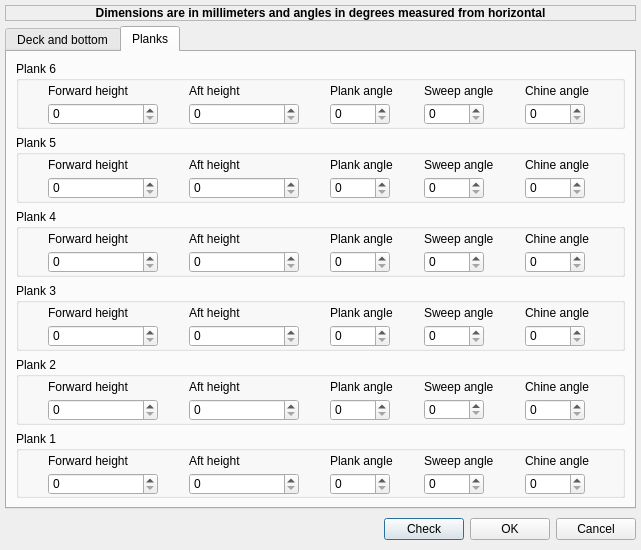
This is src/formhulldefbase.ui in sailcut/sailcut as Qt 5 draws it before an edit. The edited form follows.
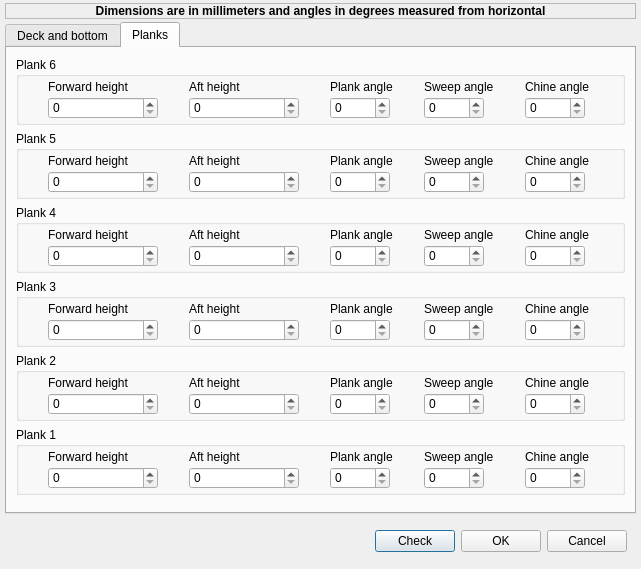
This is the edited form. The open tabs and pages were chosen to show the change.

Commit message: touch up windows

```diff
--- a/src/formhulldefbase.ui
+++ b/src/formhulldefbase.ui
@@ -7,33 +7,45 @@
     <x>0</x>
     <y>0</y>
     <width>641</width>
-    <height>550</height>
+    <height>569</height>
    </rect>
   </property>
   <property name="minimumSize" >
    <size>
     <width>640</width>
-    <height>550</height>
+    <height>555</height>
    </size>
   </property>
   <property name="windowTitle" >
    <string>Dialog</string>
   </property>
   <layout class="QGridLayout" >
-   <property name="margin" >
+   <property name="leftMargin" >
     <number>5</number>
    </property>
-   <property name="spacing" >
+   <property name="topMargin" >
+    <number>3</number>
+   </property>
+   <property name="rightMargin" >
     <number>5</number>
    </property>
+   <property name="bottomMargin" >
+    <number>3</number>
+   </property>
+   <property name="horizontalSpacing" >
+    <number>5</number>
+   </property>
+   <property name="verticalSpacing" >
+    <number>3</number>
+   </property>
    <item row="2" column="0" >
     <layout class="QHBoxLayout" >
-     <property name="margin" >
-      <number>-1</number>
-     </property>
      <property name="spacing" >
       <number>6</number>
      </property>
+     <property name="margin" >
+      <number>9</number>
+     </property>
      <item>
       <spacer>
        <property name="orientation" >
@@ -935,12 +947,15 @@
           <string>Plank 6</string>
          </property>
          <layout class="QGridLayout" >
-          <property name="margin" >
-           <number>3</number>
-          </property>
-          <property name="spacing" >
+          <property name="horizontalSpacing" >
            <number>5</number>
           </property>
+          <property name="verticalSpacing" >
+           <number>3</number>
+          </property>
+          <property name="margin" >
+           <number>3</number>
+          </property>
           <item row="0" column="4" >
            <widget class="QLabel" name="label_50" >
             <property name="text" >
@@ -979,9 +994,7 @@
           <item row="1" column="0" >
            <widget class="QSpinBox" name="spinBox_1_26" >
             <property name="sizePolicy" >
-             <sizepolicy>
-              <hsizetype>0</hsizetype>
-              <vsizetype>0</vsizetype>
+             <sizepolicy vsizetype="Fixed" hsizetype="Fixed" >
               <horstretch>0</horstretch>
               <verstretch>0</verstretch>
              </sizepolicy>
@@ -1000,9 +1013,7 @@
           <item row="1" column="4" >
            <widget class="QSpinBox" name="spinBox_1_27" >
             <property name="sizePolicy" >
-             <sizepolicy>
-              <hsizetype>0</hsizetype>
-              <vsizetype>0</vsizetype>
+             <sizepolicy vsizetype="Fixed" hsizetype="Fixed" >
               <horstretch>0</horstretch>
               <verstretch>0</verstretch>
              </sizepolicy>
@@ -1018,9 +1029,7 @@
           <item row="1" column="3" >
            <widget class="QSpinBox" name="spinBox_1_28" >
             <property name="sizePolicy" >
-             <sizepolicy>
-              <hsizetype>0</hsizetype>
-              <vsizetype>0</vsizetype>
+             <sizepolicy vsizetype="Fixed" hsizetype="Fixed" >
               <horstretch>0</horstretch>
               <verstretch>0</verstretch>
              </sizepolicy>
@@ -1036,9 +1045,7 @@
           <item row="1" column="2" >
            <widget class="QSpinBox" name="spinBox_1_29" >
             <property name="sizePolicy" >
-             <sizepolicy>
-              <hsizetype>0</hsizetype>
-              <vsizetype>0</vsizetype>
+             <sizepolicy vsizetype="Fixed" hsizetype="Fixed" >
               <horstretch>0</horstretch>
               <verstretch>0</verstretch>
              </sizepolicy>
@@ -1054,9 +1061,7 @@
           <item row="1" column="1" >
            <widget class="QSpinBox" name="spinBox_1_30" >
             <property name="sizePolicy" >
-             <sizepolicy>
-              <hsizetype>0</hsizetype>
-              <vsizetype>0</vsizetype>
+             <sizepolicy vsizetype="Fixed" hsizetype="Fixed" >
               <horstretch>0</horstretch>
               <verstretch>0</verstretch>
              </sizepolicy>
@@ -1078,12 +1083,15 @@
           <string>Plank 5</string>
          </property>
          <layout class="QGridLayout" >
-          <property name="margin" >
-           <number>3</number>
-          </property>
-          <property name="spacing" >
+          <property name="horizontalSpacing" >
            <number>5</number>
           </property>
+          <property name="verticalSpacing" >
+           <number>3</number>
+          </property>
+          <property name="margin" >
+           <number>3</number>
+          </property>
           <item row="0" column="4" >
            <widget class="QLabel" name="label_45" >
             <property name="text" >
@@ -1122,9 +1130,7 @@
           <item row="1" column="0" >
            <widget class="QSpinBox" name="spinBox_1_21" >
             <property name="sizePolicy" >
-             <sizepolicy>
-              <hsizetype>0</hsizetype>
-              <vsizetype>0</vsizetype>
+             <sizepolicy vsizetype="Fixed" hsizetype="Fixed" >
               <horstretch>0</horstretch>
               <verstretch>0</verstretch>
              </sizepolicy>
@@ -1143,9 +1149,7 @@
           <item row="1" column="4" >
            <widget class="QSpinBox" name="spinBox_1_22" >
             <property name="sizePolicy" >
-             <sizepolicy>
-              <hsizetype>0</hsizetype>
-              <vsizetype>0</vsizetype>
+             <sizepolicy vsizetype="Fixed" hsizetype="Fixed" >
               <horstretch>0</horstretch>
               <verstretch>0</verstretch>
              </sizepolicy>
@@ -1161,9 +1165,7 @@
           <item row="1" column="3" >
            <widget class="QSpinBox" name="spinBox_1_23" >
             <property name="sizePolicy" >
-             <sizepolicy>
-              <hsizetype>0</hsizetype>
-              <vsizetype>0</vsizetype>
+             <sizepolicy vsizetype="Fixed" hsizetype="Fixed" >
               <horstretch>0</horstretch>
               <verstretch>0</verstretch>
              </sizepolicy>
@@ -1179,9 +1181,7 @@
           <item row="1" column="2" >
            <widget class="QSpinBox" name="spinBox_1_24" >
             <property name="sizePolicy" >
-             <sizepolicy>
-              <hsizetype>0</hsizetype>
-              <vsizetype>0</vsizetype>
+             <sizepolicy vsizetype="Fixed" hsizetype="Fixed" >
               <horstretch>0</horstretch>
               <verstretch>0</verstretch>
              </sizepolicy>
@@ -1197,9 +1197,7 @@
           <item row="1" column="1" >
            <widget class="QSpinBox" name="spinBox_1_25" >
             <property name="sizePolicy" >
-             <sizepolicy>
-              <hsizetype>0</hsizetype>
-              <vsizetype>0</vsizetype>
+             <sizepolicy vsizetype="Fixed" hsizetype="Fixed" >
               <horstretch>0</horstretch>
               <verstretch>0</verstretch>
              </sizepolicy>
@@ -1221,12 +1219,15 @@
           <string>Plank 4</string>
          </property>
          <layout class="QGridLayout" >
-          <property name="margin" >
-           <number>3</number>
-          </property>
-          <property name="spacing" >
+          <property name="horizontalSpacing" >
            <number>5</number>
           </property>
+          <property name="verticalSpacing" >
+           <number>3</number>
+          </property>
+          <property name="margin" >
+           <number>3</number>
+          </property>
           <item row="0" column="4" >
            <widget class="QLabel" name="label_40" >
             <property name="text" >
@@ -1265,9 +1266,7 @@
           <item row="1" column="0" >
            <widget class="QSpinBox" name="spinBox_1_16" >
             <property name="sizePolicy" >
-             <sizepolicy>
-              <hsizetype>0</hsizetype>
-              <vsizetype>0</vsizetype>
+             <sizepolicy vsizetype="Fixed" hsizetype="Fixed" >
               <horstretch>0</horstretch>
               <verstretch>0</verstretch>
              </sizepolicy>
@@ -1286,9 +1285,7 @@
           <item row="1" column="4" >
            <widget class="QSpinBox" name="spinBox_1_17" >
             <property name="sizePolicy" >
-             <sizepolicy>
-              <hsizetype>0</hsizetype>
-              <vsizetype>0</vsizetype>
+             <sizepolicy vsizetype="Fixed" hsizetype="Fixed" >
               <horstretch>0</horstretch>
               <verstretch>0</verstretch>
              </sizepolicy>
@@ -1304,9 +1301,7 @@
           <item row="1" column="3" >
            <widget class="QSpinBox" name="spinBox_1_18" >
             <property name="sizePolicy" >
-             <sizepolicy>
-              <hsizetype>0</hsizetype>
-              <vsizetype>0</vsizetype>
+             <sizepolicy vsizetype="Fixed" hsizetype="Fixed" >
               <horstretch>0</horstretch>
               <verstretch>0</verstretch>
              </sizepolicy>
@@ -1322,9 +1317,7 @@
           <item row="1" column="2" >
            <widget class="QSpinBox" name="spinBox_1_19" >
             <property name="sizePolicy" >
-             <sizepolicy>
-              <hsizetype>0</hsizetype>
-              <vsizetype>0</vsizetype>
+             <sizepolicy vsizetype="Fixed" hsizetype="Fixed" >
               <horstretch>0</horstretch>
               <verstretch>0</verstretch>
              </sizepolicy>
@@ -1340,9 +1333,7 @@
           <item row="1" column="1" >
            <widget class="QSpinBox" name="spinBox_1_20" >
             <property name="sizePolicy" >
-             <sizepolicy>
-              <hsizetype>0</hsizetype>
-              <vsizetype>0</vsizetype>
+             <sizepolicy vsizetype="Fixed" hsizetype="Fixed" >
               <horstretch>0</horstretch>
               <verstretch>0</verstretch>
              </sizepolicy>
@@ -1364,12 +1355,15 @@
           <string>Plank 3</string>
          </property>
          <layout class="QGridLayout" >
-          <property name="margin" >
-           <number>3</number>
-          </property>
-          <property name="spacing" >
+          <property name="horizontalSpacing" >
            <number>5</number>
           </property>
+          <property name="verticalSpacing" >
+           <number>3</number>
+          </property>
+          <property name="margin" >
+           <number>3</number>
+          </property>
           <item row="0" column="4" >
            <widget class="QLabel" name="label_35" >
             <property name="text" >
@@ -1408,9 +1402,7 @@
           <item row="1" column="0" >
            <widget class="QSpinBox" name="spinBox_1_11" >
             <property name="sizePolicy" >
-             <sizepolicy>
-              <hsizetype>0</hsizetype>
-              <vsizetype>0</vsizetype>
+             <sizepolicy vsizetype="Fixed" hsizetype="Fixed" >
               <horstretch>0</horstretch>
               <verstretch>0</verstretch>
              </sizepolicy>
@@ -1429,9 +1421,7 @@
           <item row="1" column="4" >
            <widget class="QSpinBox" name="spinBox_1_12" >
             <property name="sizePolicy" >
-             <sizepolicy>
-              <hsizetype>0</hsizetype>
-              <vsizetype>0</vsizetype>
+             <sizepolicy vsizetype="Fixed" hsizetype="Fixed" >
               <horstretch>0</horstretch>
               <verstretch>0</verstretch>
              </sizepolicy>
@@ -1447,9 +1437,7 @@
           <item row="1" column="3" >
            <widget class="QSpinBox" name="spinBox_1_13" >
             <property name="sizePolicy" >
-             <sizepolicy>
-              <hsizetype>0</hsizetype>
-              <vsizetype>0</vsizetype>
+             <sizepolicy vsizetype="Fixed" hsizetype="Fixed" >
               <horstretch>0</horstretch>
               <verstretch>0</verstretch>
              </sizepolicy>
@@ -1465,9 +1453,7 @@
           <item row="1" column="2" >
            <widget class="QSpinBox" name="spinBox_1_14" >
             <property name="sizePolicy" >
-             <sizepolicy>
-              <hsizetype>0</hsizetype>
-              <vsizetype>0</vsizetype>
+             <sizepolicy vsizetype="Fixed" hsizetype="Fixed" >
               <horstretch>0</horstretch>
               <verstretch>0</verstretch>
              </sizepolicy>
@@ -1483,9 +1469,7 @@
           <item row="1" column="1" >
            <widget class="QSpinBox" name="spinBox_1_15" >
             <property name="sizePolicy" >
-             <sizepolicy>
-              <hsizetype>0</hsizetype>
-              <vsizetype>0</vsizetype>
+             <sizepolicy vsizetype="Fixed" hsizetype="Fixed" >
               <horstretch>0</horstretch>
               <verstretch>0</verstretch>
              </sizepolicy>
@@ -1507,12 +1491,15 @@
           <string>Plank 1</string>
          </property>
          <layout class="QGridLayout" >
-          <property name="margin" >
-           <number>3</number>
-          </property>
-          <property name="spacing" >
+          <property name="horizontalSpacing" >
            <number>5</number>
           </property>
+          <property name="verticalSpacing" >
+           <number>3</number>
+          </property>
+          <property name="margin" >
+           <number>3</number>
+          </property>
           <item row="0" column="4" >
            <widget class="QLabel" name="label_24" >
             <property name="text" >
@@ -1551,9 +1538,7 @@
           <item row="1" column="0" >
            <widget class="QSpinBox" name="spinBox_1_1" >
             <property name="sizePolicy" >
-             <sizepolicy>
-              <hsizetype>0</hsizetype>
-              <vsizetype>0</vsizetype>
+             <sizepolicy vsizetype="Fixed" hsizetype="Fixed" >
               <horstretch>0</horstretch>
               <verstretch>0</verstretch>
              </sizepolicy>
@@ -1572,9 +1557,7 @@
           <item row="1" column="4" >
            <widget class="QSpinBox" name="spinBox_1_5" >
             <property name="sizePolicy" >
-             <sizepolicy>
-              <hsizetype>0</hsizetype>
-              <vsizetype>0</vsizetype>
+             <sizepolicy vsizetype="Fixed" hsizetype="Fixed" >
               <horstretch>0</horstretch>
               <verstretch>0</verstretch>
              </sizepolicy>
@@ -1590,9 +1573,7 @@
           <item row="1" column="3" >
            <widget class="QSpinBox" name="spinBox_1_4" >
             <property name="sizePolicy" >
-             <sizepolicy>
-              <hsizetype>0</hsizetype>
-              <vsizetype>0</vsizetype>
+             <sizepolicy vsizetype="Fixed" hsizetype="Fixed" >
               <horstretch>0</horstretch>
               <verstretch>0</verstretch>
              </sizepolicy>
@@ -1608,9 +1589,7 @@
           <item row="1" column="2" >
            <widget class="QSpinBox" name="spinBox_1_3" >
             <property name="sizePolicy" >
-             <sizepolicy>
-              <hsizetype>0</hsizetype>
-              <vsizetype>0</vsizetype>
+             <sizepolicy vsizetype="Fixed" hsizetype="Fixed" >
               <horstretch>0</horstretch>
               <verstretch>0</verstretch>
              </sizepolicy>
@@ -1626,9 +1605,7 @@
           <item row="1" column="1" >
            <widget class="QSpinBox" name="spinBox_1_2" >
             <property name="sizePolicy" >
-             <sizepolicy>
-              <hsizetype>0</hsizetype>
-              <vsizetype>0</vsizetype>
+             <sizepolicy vsizetype="Fixed" hsizetype="Fixed" >
               <horstretch>0</horstretch>
               <verstretch>0</verstretch>
              </sizepolicy>
@@ -1650,18 +1627,19 @@
           <string>Plank 2</string>
          </property>
          <layout class="QGridLayout" >
-          <property name="margin" >
-           <number>3</number>
-          </property>
-          <property name="spacing" >
+          <property name="horizontalSpacing" >
            <number>5</number>
           </property>
+          <property name="verticalSpacing" >
+           <number>3</number>
+          </property>
+          <property name="margin" >
+           <number>3</number>
+          </property>
           <item row="1" column="1" >
            <widget class="QSpinBox" name="spinBox_1_10" >
             <property name="sizePolicy" >
-             <sizepolicy>
-              <hsizetype>0</hsizetype>
-              <vsizetype>0</vsizetype>
+             <sizepolicy vsizetype="Fixed" hsizetype="Fixed" >
               <horstretch>0</horstretch>
               <verstretch>0</verstretch>
              </sizepolicy>
@@ -1677,9 +1655,7 @@
           <item row="1" column="2" >
            <widget class="QSpinBox" name="spinBox_1_9" >
             <property name="sizePolicy" >
-             <sizepolicy>
-              <hsizetype>0</hsizetype>
-              <vsizetype>0</vsizetype>
+             <sizepolicy vsizetype="Fixed" hsizetype="Fixed" >
               <horstretch>0</horstretch>
               <verstretch>0</verstretch>
              </sizepolicy>
@@ -1695,9 +1671,7 @@
           <item row="1" column="3" >
            <widget class="QSpinBox" name="spinBox_1_8" >
             <property name="sizePolicy" >
-             <sizepolicy>
-              <hsizetype>0</hsizetype>
-              <vsizetype>0</vsizetype>
+             <sizepolicy vsizetype="Fixed" hsizetype="Fixed" >
               <horstretch>0</horstretch>
               <verstretch>0</verstretch>
              </sizepolicy>
@@ -1713,9 +1687,7 @@
           <item row="1" column="4" >
            <widget class="QSpinBox" name="spinBox_1_7" >
             <property name="sizePolicy" >
-             <sizepolicy>
-              <hsizetype>0</hsizetype>
-              <vsizetype>0</vsizetype>
+             <sizepolicy vsizetype="Fixed" hsizetype="Fixed" >
               <horstretch>0</horstretch>
               <verstretch>0</verstretch>
              </sizepolicy>
@@ -1731,9 +1703,7 @@
           <item row="1" column="0" >
            <widget class="QSpinBox" name="spinBox_1_6" >
             <property name="sizePolicy" >
-             <sizepolicy>
-              <hsizetype>0</hsizetype>
-              <vsizetype>0</vsizetype>
+             <sizepolicy vsizetype="Fixed" hsizetype="Fixed" >
               <horstretch>0</horstretch>
               <verstretch>0</verstretch>
              </sizepolicy>
@@ -1807,9 +1777,7 @@
    <item row="0" column="0" >
     <widget class="QLabel" name="label" >
      <property name="sizePolicy" >
-      <sizepolicy>
-       <hsizetype>5</hsizetype>
-       <vsizetype>0</vsizetype>
+      <sizepolicy vsizetype="Fixed" hsizetype="Preferred" >
        <horstretch>0</horstretch>
        <verstretch>0</verstretch>
       </sizepolicy>
```
Left out of the diff: 168 changed lines with no effect on the pictures.
